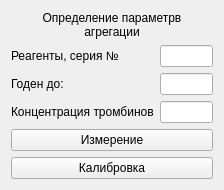
Before: the Qt Designer form choisedialog/agr1.ui in krang4d/Agrekola, drawn with Qt 5.
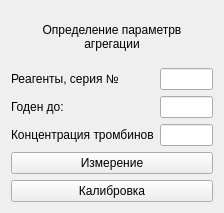
After: the same form once the commit is applied.

Patch:
```diff
--- a/choisedialog/agr1.ui
+++ b/choisedialog/agr1.ui
@@ -7,7 +7,7 @@
     <x>0</x>
     <y>0</y>
     <width>224</width>
-    <height>182</height>
+    <height>213</height>
    </rect>
   </property>
   <property name="windowTitle">
```
Left out of the diff: 20 changed lines with no effect on the pictures.
